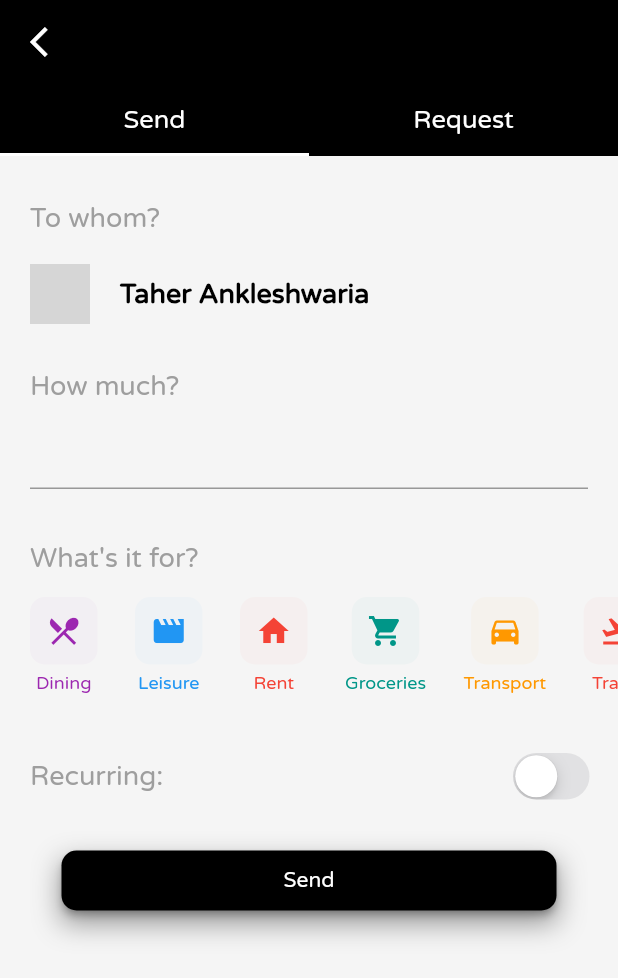
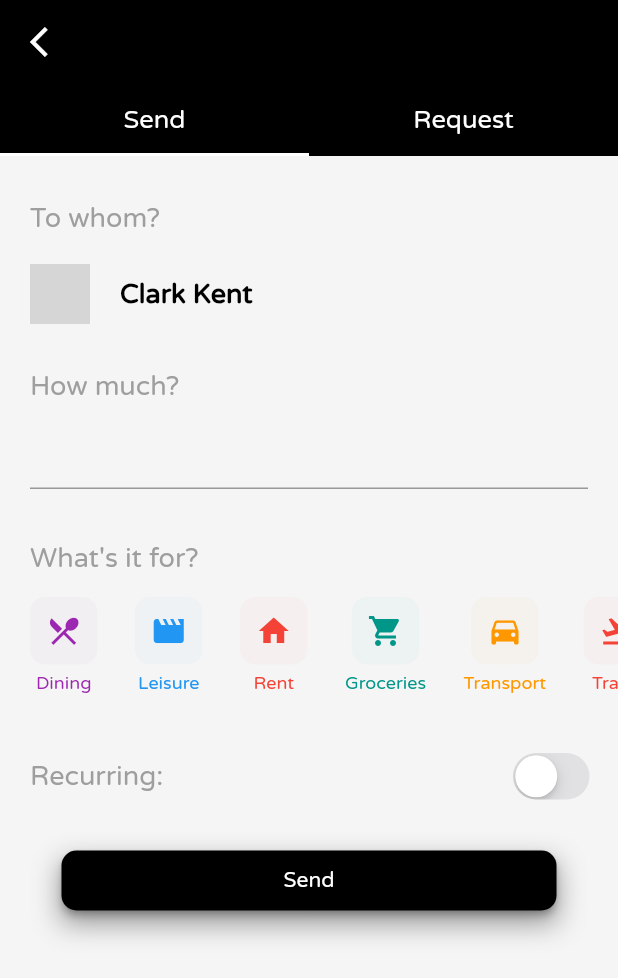
Before and after one commit to namrapatel/funder, a Flutter app: the IndividualTransaction screen opened directly, on a phone screen of 412 x 824 dp. Shown: the top 978 px of the screen. Run offline on Flutter 3.47's test engine with Material 2 defaults, Android fonts, the phone set to English and light mode, and no system bars; our stand-ins replace charts_flutter, cloud_firestore, contacts_service, firebase_auth, firebase_storage, flutter_credit_card and 6 more; missing offline and left inert: flutter_facebook_login; accounts and stored records are empty; network calls fail; project files that could hold a hidden picture were left out; grey boxes are pictures that could not be loaded.

Commit message:
screenshots edits

```diff
--- a/lib/main.dart
+++ b/lib/main.dart
@@ -1,3 +1,4 @@
+import 'package:Dime/screens/groupTransaction.dart';
 import 'package:flutter/material.dart';
 import 'package:flutter/cupertino.dart';
 import 'worldpage.dart';
@@ -6,6 +7,7 @@ import 'homepage.dart';
 import 'loginpage.dart';
 import 'profilepage.dart';
 import 'notificationspage.dart';
+
 
 import 'package:flutter_vector_icons/flutter_vector_icons.dart';
 
--- a/lib/screens/Transactions/PaymentTypeSection.dart
+++ b/lib/screens/Transactions/PaymentTypeSection.dart
@@ -66,7 +66,9 @@ class _PaymentTypeSectionState extends State<PaymentTypeSection> {
         SizedBox(
           height: 20.0,
         ),
-        Row(
+        Padding(
+          padding: const EdgeInsets.only(left: 15.0),
+          child: Row(
             children: <Widget>[
               SizedBox(
                 width: 20.0,
@@ -127,6 +129,7 @@ class _PaymentTypeSectionState extends State<PaymentTypeSection> {
                 ),
               ),
             ],
+          ),
         )
       ],
     );
--- a/lib/screens/Transactions/groupMembers.dart
+++ b/lib/screens/Transactions/groupMembers.dart
@@ -54,7 +54,7 @@ class _GroupMembersSection extends State<GroupMembersSection> {
 
 List<GroupCard> requestFrom = [
   GroupCard("Namra", "assets/namrapatel.png", 0),
-  GroupCard("Sean", "assets/seanmei.jpeg", 0),
+  GroupCard("Dhruv", "assets/dhruvpatel.jpeg", 0),
   GroupCard("Shehab", "assets/shehabsalem.jpeg", 0),
   GroupCard("Taher", "assets/taher.jpeg", 0),
   GroupCard("Sean", "assets/seanmei.jpeg", 0),
--- a/lib/screens/individualTransaction.dart
+++ b/lib/screens/individualTransaction.dart
@@ -360,14 +360,14 @@ class _RTransState extends State<RTrans> {
                 width: 20,
               ),
               CircleAvatar(
-                backgroundImage: AssetImage('assets/taher.jpeg'),
+                backgroundImage: AssetImage('assets/lakersnation.jpeg'),
                 radius: 20,
               ),
               SizedBox(
                 width: 20,
               ),
               Text(
-                'Taher Ankleshwaria',
+                'Lakers Nation',
                 style: TextStyle(
                     color: Colors.black,
                     fontSize: 18,
@@ -1040,7 +1040,7 @@ class _ITransState extends State<ITrans> {
                 width: 20,
               ),
               Text(
-                'Taher Ankleshwaria',
+                'Clark Kent',
                 style: TextStyle(
                     color: Colors.black,
                     fontSize: 18,
--- a/pubspec.yaml
+++ b/pubspec.yaml
@@ -78,6 +78,7 @@ flutter:
     - assets/defaultprofile.png
     - assets/dhruvpatel.jpeg
     - assets/groupselfie.png
+    - assets/horror.png
 
 
   fonts:
```
Also changed, not shown: lib/groupsdetail.dart (+4 -4 lines), lib/homepage.dart (+7 -3 lines), lib/screens/groupTransaction.dart (+6 -2 lines), assets/img/horror.png (added). Lines whose indentation alone changed are shown as unchanged.
